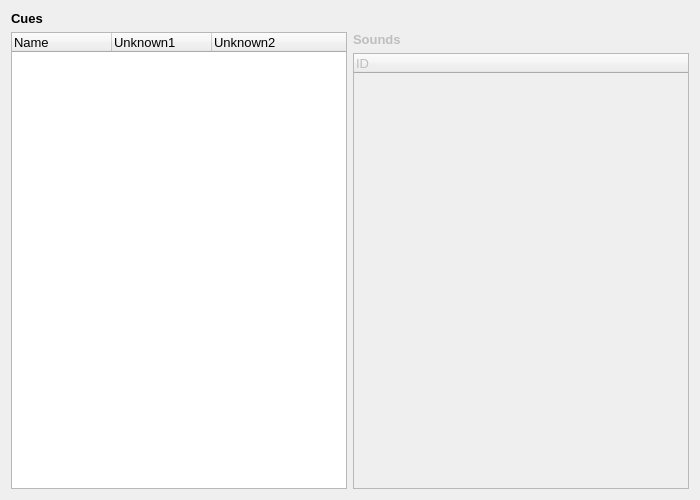
Before: the Qt Designer form ui/audio_cues_document.ui in Lyrositor/BastionMod, drawn with Qt 5.
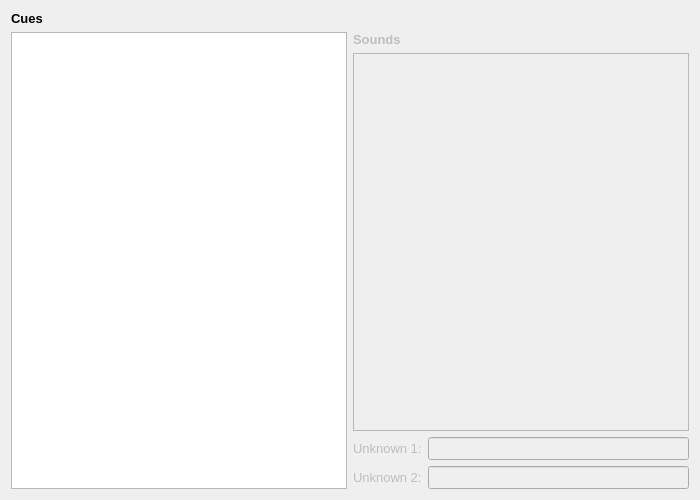
After: the same form once the commit is applied.

Commit message: Add almost feature-complete Audio module.

What changed in the file:
```diff
--- a/ui/audio_cues_document.ui
+++ b/ui/audio_cues_document.ui
@@ -23,73 +23,6 @@
    <locale language="English" country="UnitedStates"/>
   </property>
   <layout class="QGridLayout" name="gridLayout">
-   <item row="1" column="0">
-    <widget class="QTableWidget" name="cues_list">
-     <property name="contextMenuPolicy">
-      <enum>Qt::CustomContextMenu</enum>
-     </property>
-     <property name="alternatingRowColors">
-      <bool>true</bool>
-     </property>
-     <property name="sortingEnabled">
-      <bool>true</bool>
-     </property>
-     <property name="rowCount">
-      <number>0</number>
-     </property>
-     <property name="columnCount">
-      <number>3</number>
-     </property>
-     <attribute name="horizontalHeaderHighlightSections">
-      <bool>true</bool>
-     </attribute>
-     <attribute name="horizontalHeaderStretchLastSection">
-      <bool>true</bool>
-     </attribute>
-     <column>
-      <property name="text">
-       <string>Name</string>
-      </property>
-      <property name="font">
-       <font>
-        <family>Arial</family>
-        <pointsize>10</pointsize>
-       </font>
-      </property>
-      <property name="textAlignment">
-       <set>AlignLeft|AlignVCenter</set>
-      </property>
-     </column>
-     <column>
-      <property name="text">
-       <string>Unknown1</string>
-      </property>
-      <property name="font">
-       <font>
-        <family>Arial</family>
-        <pointsize>10</pointsize>
-       </font>
-      </property>
-      <property name="textAlignment">
-       <set>AlignLeft|AlignVCenter</set>
-      </property>
-     </column>
-     <column>
-      <property name="text">
-       <string>Unknown2</string>
-      </property>
-      <property name="font">
-       <font>
-        <family>Arial</family>
-        <pointsize>10</pointsize>
-       </font>
-      </property>
-      <property name="textAlignment">
-       <set>AlignLeft|AlignVCenter</set>
-      </property>
-     </column>
-    </widget>
-   </item>
    <item row="0" column="0">
     <widget class="QLabel" name="cues_label">
      <property name="font">
@@ -122,7 +55,7 @@
       </widget>
      </item>
      <item>
-      <widget class="QTableWidget" name="sounds_table">
+      <widget class="QListWidget" name="sounds_list">
        <property name="enabled">
         <bool>false</bool>
        </property>
@@ -135,39 +68,70 @@
        <property name="alternatingRowColors">
         <bool>true</bool>
        </property>
-       <property name="rowCount">
-        <number>0</number>
-       </property>
-       <property name="columnCount">
-        <number>1</number>
-       </property>
-       <attribute name="horizontalHeaderCascadingSectionResizes">
+       <property name="sortingEnabled">
         <bool>false</bool>
-       </attribute>
-       <attribute name="horizontalHeaderShowSortIndicator" stdset="0">
-        <bool>false</bool>
-       </attribute>
-       <attribute name="horizontalHeaderStretchLastSection">
-        <bool>true</bool>
-       </attribute>
-       <column>
-        <property name="text">
-         <string>ID</string>
-        </property>
-        <property name="font">
-         <font>
-          <family>Arial</family>
-          <pointsize>10</pointsize>
-         </font>
-        </property>
-        <property name="textAlignment">
-         <set>AlignLeft|AlignVCenter</set>
-        </property>
-       </column>
+       </property>
       </widget>
      </item>
+     <item>
+      <layout class="QFormLayout" name="cue_properties">
+       <property name="fieldGrowthPolicy">
+        <enum>QFormLayout::AllNonFixedFieldsGrow</enum>
+       </property>
+       <item row="1" column="0">
+        <widget class="QLabel" name="unknown1_label">
+         <property name="enabled">
+          <bool>false</bool>
+         </property>
+         <property name="text">
+          <string>Unknown 1:</string>
+         </property>
+        </widget>
+       </item>
+       <item row="2" column="0">
+        <widget class="QLabel" name="unknown2_label">
+         <property name="enabled">
+          <bool>false</bool>
+         </property>
+         <property name="text">
+          <string>Unknown 2:</string>
+         </property>
+        </widget>
+       </item>
+       <item row="1" column="1">
+        <widget class="QLineEdit" name="unknown1_edit">
+         <property name="enabled">
+          <bool>false</bool>
+         </property>
+         <property name="maxLength">
+          <number>11</number>
+         </property>
+        </widget>
+       </item>
+       <item row="2" column="1">
+        <widget class="QLineEdit" name="unknown2_edit">
+         <property name="enabled">
+          <bool>false</bool>
+         </property>
+         <property name="maxLength">
+          <number>11</number>
+         </property>
+        </widget>
+       </item>
+      </layout>
+     </item>
     </layout>
    </item>
+   <item row="1" column="0">
+    <widget class="QListWidget" name="cues_list">
+     <property name="contextMenuPolicy">
+      <enum>Qt::ActionsContextMenu</enum>
+     </property>
+     <property name="alternatingRowColors">
+      <bool>true</bool>
+     </property>
+    </widget>
+   </item>
   </layout>
  </widget>
  <resources/>
```
Left out of the diff: 2 changed lines with no effect on the pictures. The commit also changes 17 other files.
